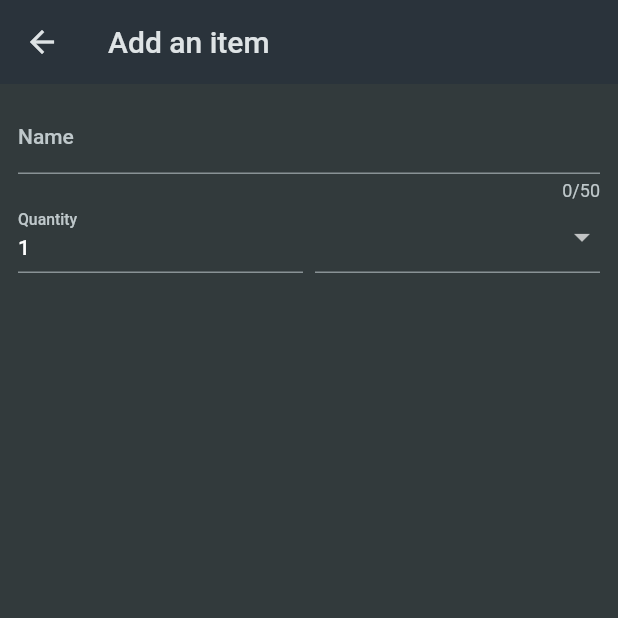
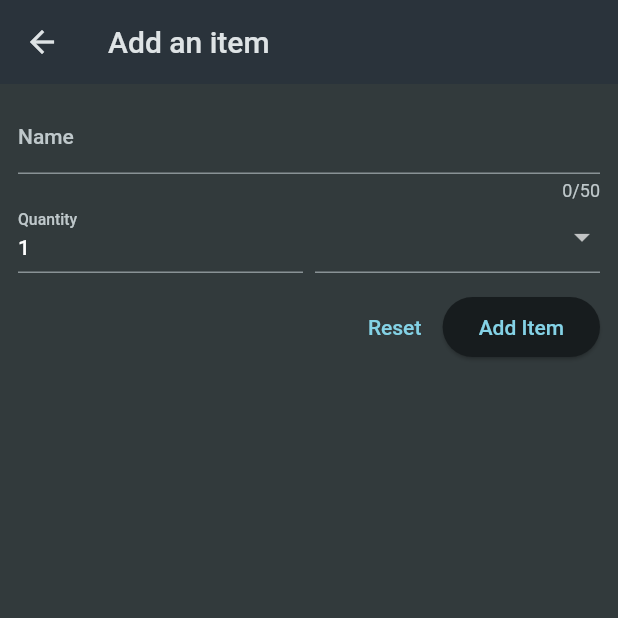
Before and after one commit to picasso653/shopping_list, a Flutter app: the NewItem screen opened directly, on a phone screen of 412 x 824 dp, the top half of it. Run offline on Flutter 3.47's test engine with Material 2 defaults, Android fonts, the phone set to English and light mode, and no system bars.

Commit message:
Adding two buttons on the screen

```diff
--- a/lib/new_item.dart
+++ b/lib/new_item.dart
@@ -1,6 +1,5 @@
 import 'package:flutter/material.dart';
 import 'package:shopping_list/data/categories.dart';
-
 
 class NewItem extends StatefulWidget {
   const NewItem({super.key});
@@ -36,17 +35,18 @@ class _NewItemState extends State<NewItem> {
                   Expanded(
                     child: TextFormField(
                       decoration: const InputDecoration(
-                        label:
-                        Text('Quantity'),
+                        label: Text('Quantity'),
                       ),
                       initialValue: '1',
                     ),
                   ),
-                  const SizedBox(width: 8,),
+                  const SizedBox(
+                    width: 8,
+                  ),
                   Expanded(
                     child: DropdownButtonFormField(
                       items: [
-                        for(final category in categories.entries)
+                        for (final category in categories.entries)
                           DropdownMenuItem(
                               value: category.value,
                               child: Row(
@@ -56,7 +56,9 @@ class _NewItemState extends State<NewItem> {
                                     height: 16,
                                     color: category.value.color,
                                   ),
-                            const SizedBox(width: 6,),
+                                  const SizedBox(
+                                    width: 6,
+                                  ),
                                   Text(category.value.title)
                                 ],
                               ))
@@ -65,7 +67,21 @@ class _NewItemState extends State<NewItem> {
                     ),
                   ),
                 ],
-              )
+              ),
+              const SizedBox(height: 12,),
+              Row(
+                mainAxisAlignment: MainAxisAlignment.end,
+                children: [
+                  TextButton(
+                    onPressed: () {},
+                    child: const Text('Reset'),
+                  ),
+                  ElevatedButton(
+                    onPressed: () {},
+                    child: const Text('Add Item'),
+                  ),
+                ],
+              ),
             ],
           ),
         ),
```
Lines whose indentation alone changed are shown as unchanged.
